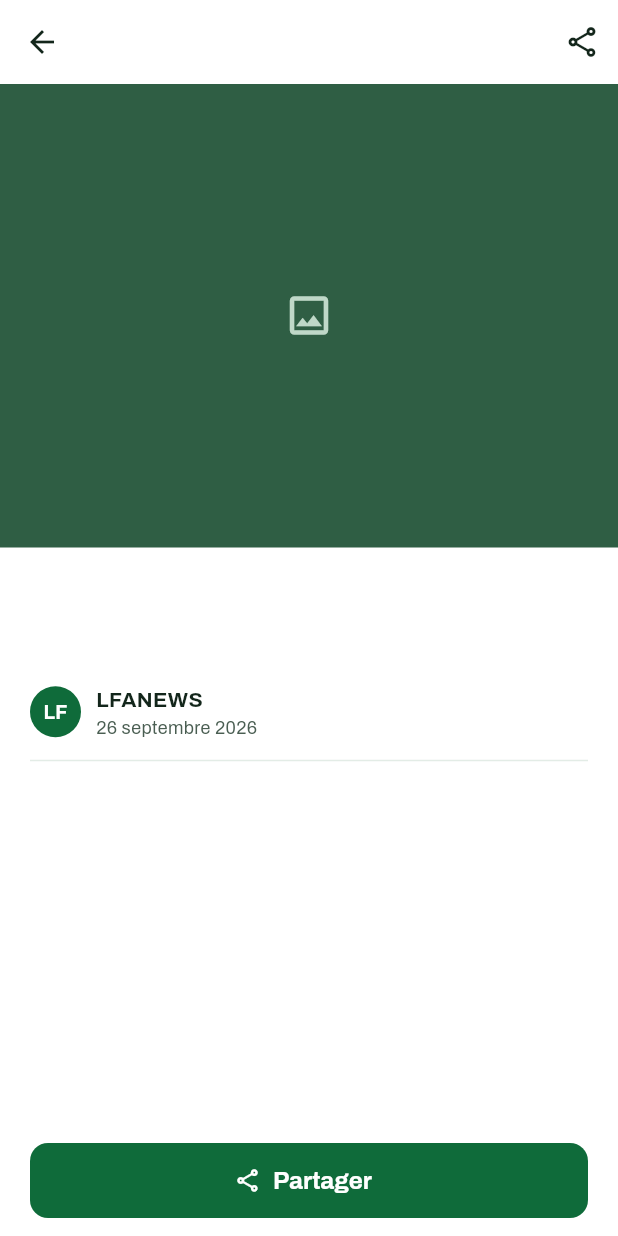
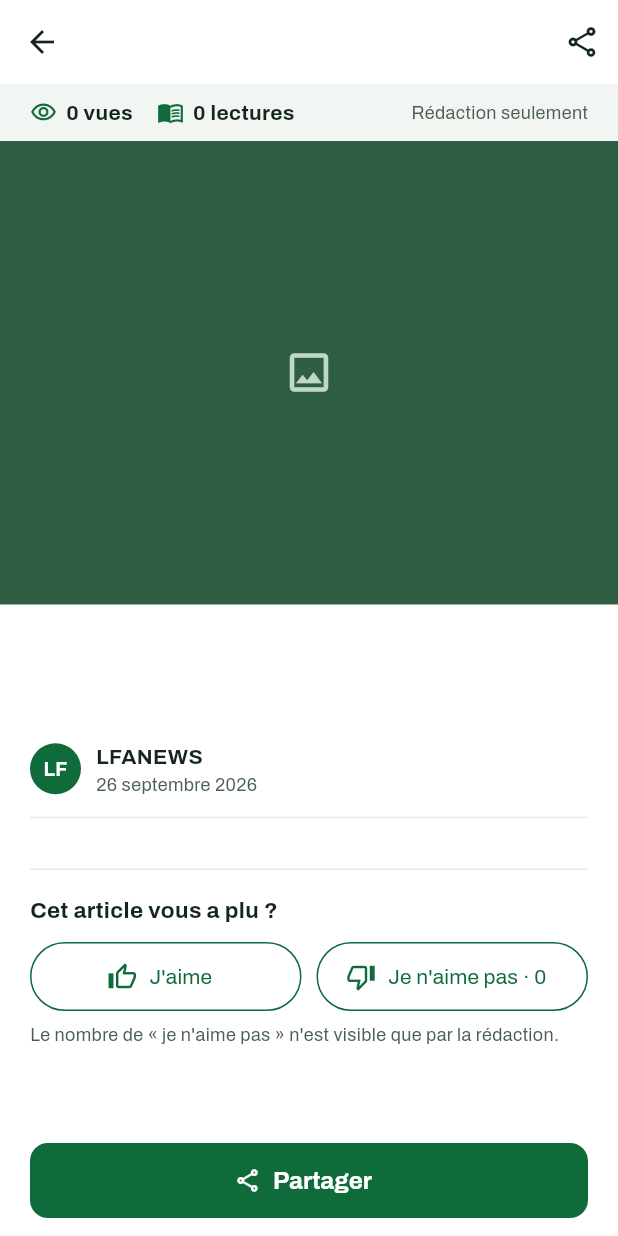
Before and after one commit to msanghare9-bit/lfanews, a Flutter app: the PageArticle screen opened directly with empty values, on a phone screen of 412 x 824 dp. Run offline on Flutter 3.47's test engine with Material 3 defaults, Android fonts, the phone set to English and light mode, and no system bars; our stand-ins replace cloud_firestore, firebase_auth, firebase_core, firebase_messaging, image_picker, share_plus and 1 more; accounts and stored records are empty; generated files the repository leaves out were written again.

Commit message:
Statistiques de lecture et réactions J'aime / Je n'aime pas

```diff
--- a/lib/ecrans/article.dart
+++ b/lib/ecrans/article.dart
@@ -1,3 +1,4 @@
+import 'dart:async';
 import 'dart:typed_data';
 
 import 'package:flutter/material.dart';
@@ -7,6 +8,7 @@ import '../app.dart';
 import '../modeles.dart';
 import '../publication.dart';
 import '../session.dart';
+import '../stats.dart';
 import '../theme.dart';
 import '../widgets.dart';
 import 'redaction.dart';
@@ -22,8 +24,59 @@ class PageArticle extends StatefulWidget {
 class _PageArticleState extends State<PageArticle> {
   late final Future<List<Uint8List>> _photos = chargerPhotos(widget.article);
   bool _occupe = false;
+  final _defilement = ScrollController();
+  final _ouverture = DateTime.now();
+  Timer? _minuteur;
 
   Article get a => widget.article;
+
+  @override
+  void initState() {
+    super.initState();
+    if (!a.estProposition) {
+      compterVue(a.id);
+      // Lu : resté au moins 20 secondes, ou arrivé en bas après 8 secondes.
+      _minuteur = Timer(const Duration(seconds: 20), () => compterLecture(a.id));
+      _defilement.addListener(() {
+        final pos = _defilement.position;
+        final enBas = pos.maxScrollExtent > 0 && pos.pixels >= pos.maxScrollExtent - 40;
+        if (enBas && DateTime.now().difference(_ouverture).inSeconds >= 8) compterLecture(a.id);
+      });
+    }
+  }
+
+  @override
+  void dispose() {
+    _minuteur?.cancel();
+    _defilement.dispose();
+    super.dispose();
+  }
+
+  Widget _barreStats() {
+    return StreamBuilder<Stat>(
+      stream: suivreStat(a.id),
+      builder: (context, s) {
+        final st = s.data ?? const Stat(0, 0);
+        return Container(
+          color: vertPale,
+          padding: const EdgeInsets.symmetric(horizontal: 20, vertical: 9),
+          child: Row(
+            children: [
+              const Icon(Icons.visibility_outlined, size: 18, color: vert),
+              const SizedBox(width: 6),
+              Text('${st.vues} vues', style: const TextStyle(fontWeight: FontWeight.w700)),
+              const SizedBox(width: 16),
+              const Icon(Icons.menu_book_outlined, size: 18, color: vert),
+              const SizedBox(width: 6),
+              Text('${st.lectures} lectures', style: const TextStyle(fontWeight: FontWeight.w700)),
+              const Spacer(),
+              const Text('Rédaction seulement', style: TextStyle(fontSize: 12, color: gris)),
+            ],
+          ),
+        );
+      },
+    );
+  }
 
   @override
   Widget build(BuildContext context) {
@@ -57,7 +110,9 @@ class _PageArticleState extends State<PageArticle> {
                 ],
               ),
               body: ListView(
+                controller: _defilement,
                 children: [
+                  if (ed != null && !a.estProposition) _barreStats(),
                   if (a.estInterview)
                     _interview(principale)
                   else if (a.estPortrait)
@@ -65,6 +120,7 @@ class _PageArticleState extends State<PageArticle> {
                   else
                     _standard(principale),
                   if (galerie.isNotEmpty) _galerie(photos),
+                  if (!a.estProposition) _Reactions(id: a.id, equipe: ed != null),
                   const SizedBox(height: 24),
                 ],
               ),
@@ -440,3 +496,92 @@ class Visionneuse extends StatelessWidget {
     );
   }
 }
+
+class _Reactions extends StatefulWidget {
+  const _Reactions({required this.id, required this.equipe});
+  final String id;
+  final bool equipe;
+
+  @override
+  State<_Reactions> createState() => _ReactionsState();
+}
+
+class _ReactionsState extends State<_Reactions> {
+  String? _choix;
+  late final Stream<int> _jaime = suivreJaime(widget.id);
+  late final Stream<Stat> _stat = suivreStat(widget.id);
+
+  @override
+  void initState() {
+    super.initState();
+    maReaction(widget.id).then((v) {
+      if (mounted) setState(() => _choix = v);
+    });
+  }
+
+  void _toucher(String c) {
+    final apres = _choix == c ? null : c;
+    reagir(widget.id, _choix, apres);
+    setState(() => _choix = apres);
+  }
+
+  Widget _bouton(IconData vide, IconData plein, String texte, bool choisi, VoidCallback onTap) {
+    return Expanded(
+      child: OutlinedButton.icon(
+        onPressed: onTap,
+        icon: Icon(choisi ? plein : vide, size: 20),
+        label: Text(texte, overflow: TextOverflow.ellipsis),
+        style: OutlinedButton.styleFrom(
+          minimumSize: const Size.fromHeight(46),
+          backgroundColor: choisi ? vert : Colors.white,
+          foregroundColor: choisi ? Colors.white : vert,
+          side: const BorderSide(color: vert),
+          shape: RoundedRectangleBorder(borderRadius: BorderRadius.circular(23)),
+        ),
+      ),
+    );
+  }
+
+  @override
+  Widget build(BuildContext context) {
+    return Padding(
+      padding: const EdgeInsets.fromLTRB(20, 20, 20, 0),
+      child: Column(
+        crossAxisAlignment: CrossAxisAlignment.start,
+        children: [
+          const Divider(height: 1, color: bordure),
+          const SizedBox(height: 16),
+          const Text('Cet article vous a plu ?', style: TextStyle(fontSize: 15, fontWeight: FontWeight.w700)),
+          const SizedBox(height: 10),
+          Row(
+            children: [
+              StreamBuilder<int>(
+                stream: _jaime,
+                builder: (context, s) {
+                  final n = s.data ?? 0;
+                  return _bouton(Icons.thumb_up_alt_outlined, Icons.thumb_up, n > 0 ? "J'aime · $n" : "J'aime",
+                      _choix == 'aime', () => _toucher('aime'));
+                },
+              ),
+              const SizedBox(width: 10),
+              if (widget.equipe)
+                StreamBuilder<Stat>(
+                  stream: _stat,
+                  builder: (context, s) => _bouton(Icons.thumb_down_alt_outlined, Icons.thumb_down,
+                      "Je n'aime pas · ${s.data?.jaimepas ?? 0}", _choix == 'aimepas', () => _toucher('aimepas')),
+                )
+              else
+                _bouton(Icons.thumb_down_alt_outlined, Icons.thumb_down, "Je n'aime pas", _choix == 'aimepas',
+                    () => _toucher('aimepas')),
+            ],
+          ),
+          if (widget.equipe) ...[
+            const SizedBox(height: 6),
+            const Text("Le nombre de « je n'aime pas » n'est visible que par la rédaction.",
+                style: TextStyle(fontSize: 12, color: gris)),
+          ],
+        ],
+      ),
+    );
+  }
+}
--- a/pubspec.yaml
+++ b/pubspec.yaml
@@ -18,6 +18,7 @@ dependencies:
   intl: any
   share_plus: any
   http: any
+  shared_preferences: any
 
 flutter:
   uses-material-design: true
```
Also changed, not shown: lib/ecrans/espace.dart (+14 -0 lines), lib/ecrans/statistiques.dart (added, +156 -0 lines), lib/stats.dart (added, +81 -0 lines), 1 other file.
